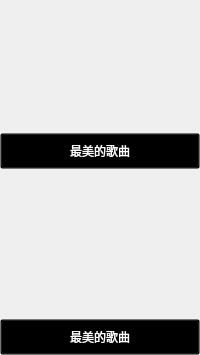
Before: the Qt Designer form VideoPlayer/mainwidget/PicWallItem.ui in huizhang556/pc-video-player, drawn with Qt 5.
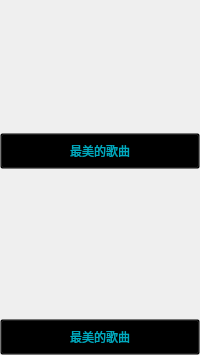
After: the same form once the commit is applied.

The edit to the form file:
```diff
--- a/VideoPlayer/mainwidget/PicWallItem.ui
+++ b/VideoPlayer/mainwidget/PicWallItem.ui
@@ -73,7 +73,7 @@
           <string notr="true">QPushButton
 {
 background-color:transparent;
-color:white;
+color:#00aabf;
 font-size:12px;
 }
 QPushButton:hover
@@ -117,7 +117,7 @@
           <string notr="true">QPushButton
 {
 background-color:transparent;
-color:white;
+color:#00aabf;
 font-size:12px;
 }
 QPushButton:hover
```
